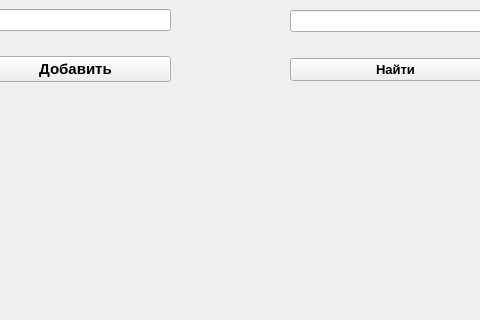
Old version of the form mainwindow.ui in the repository katagiriwhy/Qt-project; both pictures show x 170 to 650 and y 280 to 600 of the 800 by 600 pixel window.
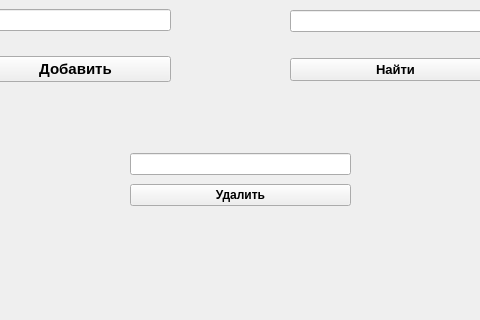
New version of the form.

Commit message: Add Delete User Function, paidCheck, Comments about lessons

Patch:
```diff
--- a/mainwindow.ui
+++ b/mainwindow.ui
@@ -121,6 +121,33 @@
      <string>Read The File</string>
     </property>
    </widget>
+   <widget class="QWidget" name="">
+    <property name="geometry">
+     <rect>
+      <x>300</x>
+      <y>430</y>
+      <width>221</width>
+      <height>61</height>
+     </rect>
+    </property>
+    <layout class="QVBoxLayout" name="verticalLayout_3">
+     <item>
+      <widget class="QLineEdit" name="lineEdit_delUser"/>
+     </item>
+     <item>
+      <widget class="QPushButton" name="pushButton_delUser">
+       <property name="font">
+        <font>
+         <bold>true</bold>
+        </font>
+       </property>
+       <property name="text">
+        <string>Удалить</string>
+       </property>
+      </widget>
+     </item>
+    </layout>
+   </widget>
   </widget>
   <widget class="QMenuBar" name="menubar">
    <property name="geometry">
```
The commit also changes 39 other files.
